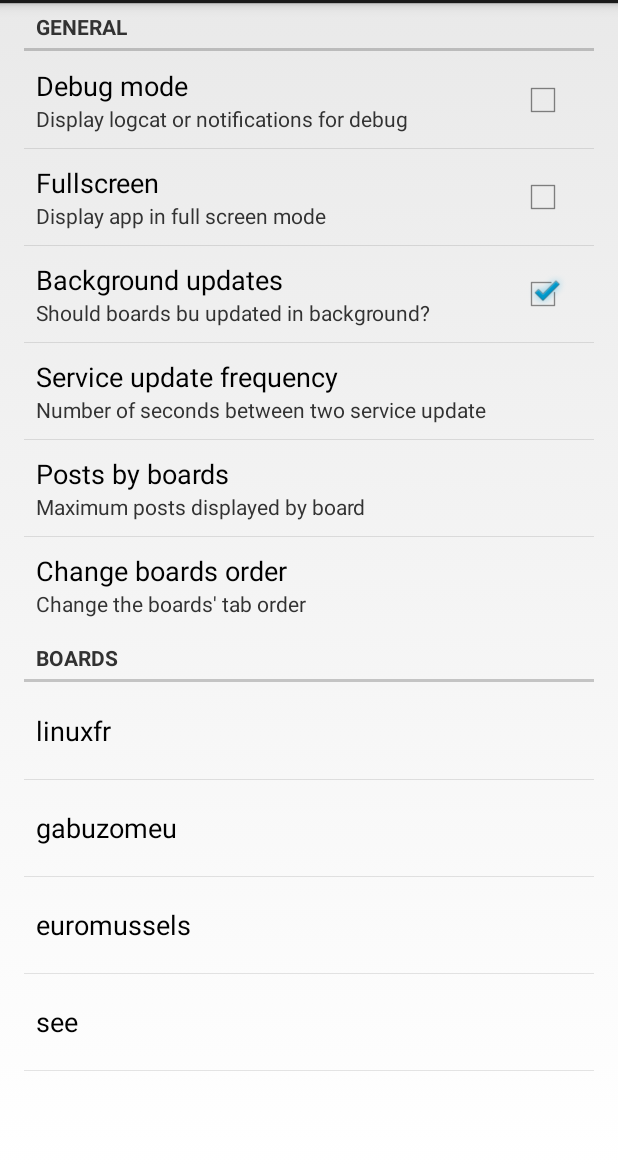
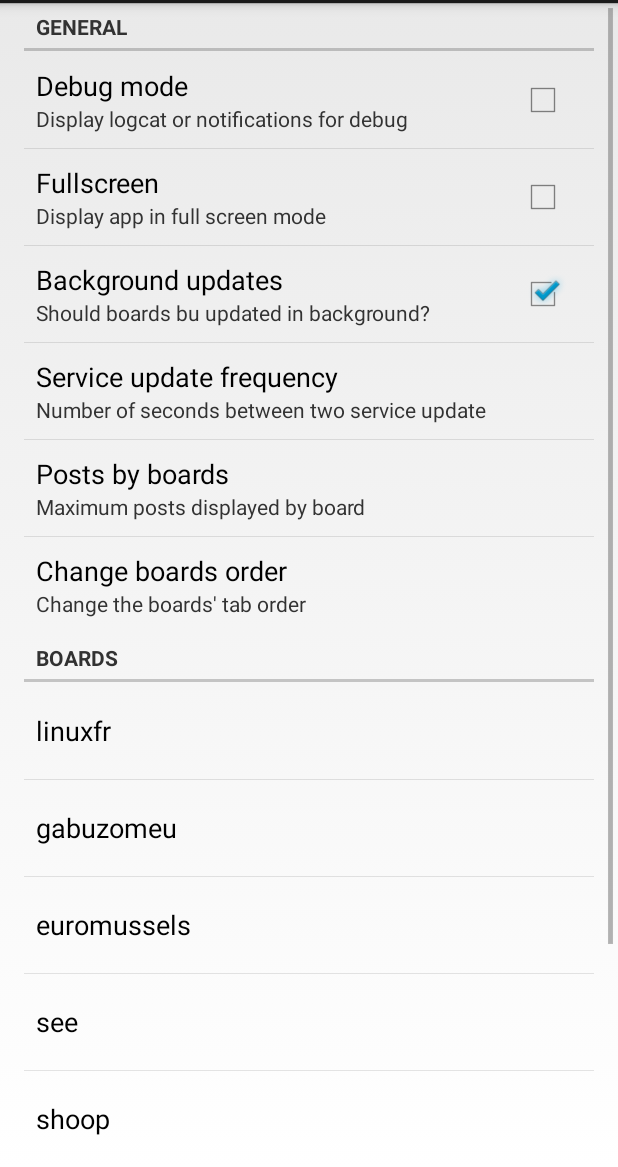
Before and after one commit to yneveu/Canadeche, an Android app: the fragment SettingsFragment shown on its own in the app's theme, on a phone screen of 412 x 824 dp, the part 69-1236 px from its top. Run offline under Robolectric (Android 15) with nearby library versions, the phone set to English and light mode, and no system bars.

Commit message:
Add some boards

```diff
--- a/Canadeche/src/main/java/fr/gabuzomeu/canadeche/BoardFragment.java
+++ b/Canadeche/src/main/java/fr/gabuzomeu/canadeche/BoardFragment.java
@@ -258,8 +258,10 @@ public class BoardFragment extends Fragment {
     }
 
     protected void onPostExecute(Bitmap result) {
-        bmImage.setImageBitmap(result);
-        }
+
+        bmImage.setImageBitmap( result);
+
+    }
     };
 
 }
--- a/Canadeche/src/main/java/fr/gabuzomeu/canadeche/SettingsFragment.java
+++ b/Canadeche/src/main/java/fr/gabuzomeu/canadeche/SettingsFragment.java
@@ -40,6 +40,10 @@ public class SettingsFragment extends PreferenceFragment {
         addPreferencesFromResource( R.xml.boardconfig_gabuzomeu);
         addPreferencesFromResource( R.xml.boardconfig_euromussels);
         addPreferencesFromResource( R.xml.boardconfig_see);
+        addPreferencesFromResource( R.xml.boardconfig_shoop);
+        addPreferencesFromResource( R.xml.boardconfig_batavie);
+        addPreferencesFromResource( R.xml.boardconfig_moules);
+        addPreferencesFromResource( R.xml.boardconfig_bouchot);
 
         Preference button = (Preference)findPreference("login_linuxfr_button");
         button.setOnPreferenceClickListener(new Preference.OnPreferenceClickListener() {
--- /dev/null
+++ b/Canadeche/src/main/res/xml/boardconfig_batavie.xml
@@ -0,0 +1,91 @@
+<?xml version="1.0" encoding="utf-8"?>
+
+<PreferenceScreen xmlns:android="http://schemas.android.com/apk/res/android">
+
+    <PreferenceScreen xmlns:android="http://schemas.android.com/apk/res/android"
+                      android:title="batavie">
+<PreferenceCategory
+            android:title="@string/pref_category_board_general">
+
+    <CheckBoxPreference
+            android:key="boardconfig_batavie_checkbox_boardenabled"
+            android:title="@string/pref_board_enabled_title"
+            android:summary="@string/pref_boardsenabled_summary" />
+
+    <CheckBoxPreference
+            android:key="boardconfig_batavie_checkbox_quietboard"
+            android:title="@string/pref_board_quiet_title"
+            android:summary="@string/pref_quietboard_summary"
+            android:defaultValue="false" />
+
+    <EditTextPreference
+            android:key="boardconfig_batavie_edittext_boardname"
+            android:title="@string/pref_board_name_title"
+            android:summary="@string/pref_board_name_summary"
+            android:dialogTitle="@string/pref_board_name_dialogtitle" />
+
+    <EditTextPreference
+            android:key="boardconfig_batavie_edittext_boardalias"
+            android:title="@string/pref_board_alias_title"
+            android:summary="@string/pref_board_alias_summary"
+            android:dialogTitle="@string/pref_board_alias_dialogtitle" />
+
+</PreferenceCategory>
+
+<PreferenceCategory
+            android:title="@string/pref_category_board_authentication">
+
+    <EditTextPreference
+            android:key="boardconfig_batavie_edittext_boardlogin"
+            android:title="@string/pref_board_login_title"
+            android:summary="@string/pref_board_login_summary"
+            android:dialogTitle="@string/pref_board_login_dialogtitle" />
+
+    <EditTextPreference
+            android:key="boardconfig_batavie_edittext_boardua"
+            android:title="@string/pref_board_ua_title"
+            android:summary="@string/pref_board_ua_summary"
+            android:dialogTitle="@string/pref_board_ua_dialogtitle" />
+
+    <EditTextPreference
+            android:key="boardconfig_batavie_edittext_boardcookie"
+            android:title="@string/pref_board_cookie_title"
+            android:summary="@string/pref_board_cookie_summary"
+            android:dialogTitle="@string/pref_board_cookie_dialogtitle" />
+</PreferenceCategory>
+
+<PreferenceCategory
+            android:title="@string/pref_category_board_backend">
+
+    <EditTextPreference
+            android:key="boardconfig_batavie_edittext_host"
+            android:title="@string/pref_board_host_title"
+            android:summary="@string/pref_board_host_summary"
+            android:defaultValue="tout.essaye.sauf.ca" />
+
+    <EditTextPreference
+            android:key="boardconfig_batavie_edittext_boardslipurl"
+            android:title="@string/pref_board_slipsurl_title"
+            android:summary="@string/pref_board_slipsurl_summary"
+            android:dialogTitle="@string/pref_board_slipsurl_dialogtitle"
+            android:defaultValue="http://batavie.leguyader.eu/remote.xml"
+            />
+
+    <EditTextPreference
+            android:key="boardconfig_batavie_edittext_boardposturl"
+            android:title="@string/pref_board_posturl_title"
+            android:summary="@string/pref_board_postsurl_summary"
+            android:dialogTitle="@string/pref_board_postsurl_dialogtitle"
+            android:defaultValue="http://batavie.leguyader.eu/index.php/add" />
+
+
+    <CheckBoxPreference
+            android:key="boardconfig_batavie_checkbox_boardtagsencoded"
+            android:title="@string/pref_board_tagsencoded_title"
+            android:summary="@string/pref_board_tagsencoded_summary"
+            android:defaultValue="false" />
+    />
+</PreferenceCategory>
+
+    </PreferenceScreen>
+</PreferenceScreen>
--- /dev/null
+++ b/Canadeche/src/main/res/xml/boardconfig_bouchot.xml
@@ -0,0 +1,91 @@
+<?xml version="1.0" encoding="utf-8"?>
+
+<PreferenceScreen xmlns:android="http://schemas.android.com/apk/res/android">
+
+    <PreferenceScreen xmlns:android="http://schemas.android.com/apk/res/android"
+                      android:title="bouchot">
+<PreferenceCategory
+            android:title="@string/pref_category_board_general">
+
+    <CheckBoxPreference
+            android:key="boardconfig_bouchot_checkbox_boardenabled"
+            android:title="@string/pref_board_enabled_title"
+            android:summary="@string/pref_boardsenabled_summary" />
+
+    <CheckBoxPreference
+            android:key="boardconfig_bouchot_checkbox_quietboard"
+            android:title="@string/pref_board_quiet_title"
+            android:summary="@string/pref_quietboard_summary"
+            android:defaultValue="false" />
+
+    <EditTextPreference
+            android:key="boardconfig_bouchot_edittext_boardname"
+            android:title="@string/pref_board_name_title"
+            android:summary="@string/pref_board_name_summary"
+            android:dialogTitle="@string/pref_board_name_dialogtitle" />
+
+    <EditTextPreference
+            android:key="boardconfig_bouchot_edittext_boardalias"
+            android:title="@string/pref_board_alias_title"
+            android:summary="@string/pref_board_alias_summary"
+            android:dialogTitle="@string/pref_board_alias_dialogtitle" />
+
+</PreferenceCategory>
+
+<PreferenceCategory
+            android:title="@string/pref_category_board_authentication">
+
+    <EditTextPreference
+            android:key="boardconfig_bouchot_edittext_boardlogin"
+            android:title="@string/pref_board_login_title"
+            android:summary="@string/pref_board_login_summary"
+            android:dialogTitle="@string/pref_board_login_dialogtitle" />
+
+    <EditTextPreference
+            android:key="boardconfig_bouchot_edittext_boardua"
+            android:title="@string/pref_board_ua_title"
+            android:summary="@string/pref_board_ua_summary"
+            android:dialogTitle="@string/pref_board_ua_dialogtitle" />
+
+    <EditTextPreference
+            android:key="boardconfig_bouchot_edittext_boardcookie"
+            android:title="@string/pref_board_cookie_title"
+            android:summary="@string/pref_board_cookie_summary"
+            android:dialogTitle="@string/pref_board_cookie_dialogtitle" />
+</PreferenceCategory>
+
+<PreferenceCategory
+            android:title="@string/pref_category_board_backend">
+
+    <EditTextPreference
+            android:key="boardconfig_bouchot_edittext_host"
+            android:title="@string/pref_board_host_title"
+            android:summary="@string/pref_board_host_summary"
+            android:defaultValue="tout.essaye.sauf.ca" />
+
+    <EditTextPreference
+            android:key="boardconfig_bouchot_edittext_boardslipurl"
+            android:title="@string/pref_board_slipsurl_title"
+            android:summary="@string/pref_board_slipsurl_summary"
+            android:dialogTitle="@string/pref_board_slipsurl_dialogtitle"
+            android:defaultValue="	http://bouchot.org/tribune/remote"
+            />
+
+    <EditTextPreference
+            android:key="boardconfig_bouchot_edittext_boardposturl"
+            android:title="@string/pref_board_posturl_title"
+            android:summary="@string/pref_board_postsurl_summary"
+            android:dialogTitle="@string/pref_board_postsurl_dialogtitle"
+            android:defaultValue="http://bouchot.org/tribune/post_coincoin" />
+
+
+    <CheckBoxPreference
+            android:key="boardconfig_bouchot_checkbox_boardtagsencoded"
+            android:title="@string/pref_board_tagsencoded_title"
+            android:summary="@string/pref_board_tagsencoded_summary"
+            android:defaultValue="true" />
+    />
+</PreferenceCategory>
+
+    </PreferenceScreen>
+</PreferenceScreen>
--- /dev/null
+++ b/Canadeche/src/main/res/xml/boardconfig_moules.xml
@@ -0,0 +1,91 @@
+<?xml version="1.0" encoding="utf-8"?>
+
+<PreferenceScreen xmlns:android="http://schemas.android.com/apk/res/android">
+
+    <PreferenceScreen xmlns:android="http://schemas.android.com/apk/res/android"
+                      android:title="moules">
+<PreferenceCategory
+            android:title="@string/pref_category_board_general">
+
+    <CheckBoxPreference
+            android:key="boardconfig_moules_checkbox_boardenabled"
+            android:title="@string/pref_board_enabled_title"
+            android:summary="@string/pref_boardsenabled_summary" />
+
+    <CheckBoxPreference
+            android:key="boardconfig_moules_checkbox_quietboard"
+            android:title="@string/pref_board_quiet_title"
+            android:summary="@string/pref_quietboard_summary"
+            android:defaultValue="false" />
+
+    <EditTextPreference
+            android:key="boardconfig_moules_edittext_boardname"
+            android:title="@string/pref_board_name_title"
+            android:summary="@string/pref_board_name_summary"
+            android:dialogTitle="@string/pref_board_name_dialogtitle" />
+
+    <EditTextPreference
+            android:key="boardconfig_moules_edittext_boardalias"
+            android:title="@string/pref_board_alias_title"
+            android:summary="@string/pref_board_alias_summary"
+            android:dialogTitle="@string/pref_board_alias_dialogtitle" />
+
+</PreferenceCategory>
+
+<PreferenceCategory
+            android:title="@string/pref_category_board_authentication">
+
+    <EditTextPreference
+            android:key="boardconfig_moules_edittext_boardlogin"
+            android:title="@string/pref_board_login_title"
+            android:summary="@string/pref_board_login_summary"
+            android:dialogTitle="@string/pref_board_login_dialogtitle" />
+
+    <EditTextPreference
+            android:key="boardconfig_moules_edittext_boardua"
+            android:title="@string/pref_board_ua_title"
+            android:summary="@string/pref_board_ua_summary"
+            android:dialogTitle="@string/pref_board_ua_dialogtitle" />
+
+    <EditTextPreference
+            android:key="boardconfig_moules_edittext_boardcookie"
+            android:title="@string/pref_board_cookie_title"
+            android:summary="@string/pref_board_cookie_summary"
+            android:dialogTitle="@string/pref_board_cookie_dialogtitle" />
+</PreferenceCategory>
+
+<PreferenceCategory
+            android:title="@string/pref_category_board_backend">
+
+    <EditTextPreference
+            android:key="boardconfig_moules_edittext_host"
+            android:title="@string/pref_board_host_title"
+            android:summary="@string/pref_board_host_summary"
+            android:defaultValue="tout.essaye.sauf.ca" />
+
+    <EditTextPreference
+            android:key="boardconfig_moules_edittext_boardslipurl"
+            android:title="@string/pref_board_slipsurl_title"
+            android:summary="@string/pref_board_slipsurl_summary"
+            android:dialogTitle="@string/pref_board_slipsurl_dialogtitle"
+            android:defaultValue="http://dax.sveetch.net/tribune/remote.xml"
+            />
+
+    <EditTextPreference
+            android:key="boardconfig_moules_edittext_boardposturl"
+            android:title="@string/pref_board_posturl_title"
+            android:summary="@string/pref_board_postsurl_summary"
+            android:dialogTitle="@string/pref_board_postsurl_dialogtitle"
+            android:defaultValue="http://moules.org/board/add" />
+
+
+    <CheckBoxPreference
+            android:key="boardconfig_moules_checkbox_boardtagsencoded"
+            android:title="@string/pref_board_tagsencoded_title"
+            android:summary="@string/pref_board_tagsencoded_summary"
+            android:defaultValue="true" />
+    />
+</PreferenceCategory>
+
+    </PreferenceScreen>
+</PreferenceScreen>
--- /dev/null
+++ b/Canadeche/src/main/res/xml/boardconfig_shoop.xml
@@ -0,0 +1,91 @@
+<?xml version="1.0" encoding="utf-8"?>
+
+<PreferenceScreen xmlns:android="http://schemas.android.com/apk/res/android">
+
+    <PreferenceScreen xmlns:android="http://schemas.android.com/apk/res/android"
+                      android:title="shoop">
+<PreferenceCategory
+            android:title="@string/pref_category_board_general">
+
+    <CheckBoxPreference
+            android:key="boardconfig_shoop_checkbox_boardenabled"
+            android:title="@string/pref_board_enabled_title"
+            android:summary="@string/pref_boardsenabled_summary" />
+
+    <CheckBoxPreference
+            android:key="boardconfig_shoop_checkbox_quietboard"
+            android:title="@string/pref_board_quiet_title"
+            android:summary="@string/pref_quietboard_summary"
+            android:defaultValue="false" />
+
+    <EditTextPreference
+            android:key="boardconfig_shoop_edittext_boardname"
+            android:title="@string/pref_board_name_title"
+            android:summary="@string/pref_board_name_summary"
+            android:dialogTitle="@string/pref_board_name_dialogtitle" />
+
+    <EditTextPreference
+            android:key="boardconfig_shoop_edittext_boardalias"
+            android:title="@string/pref_board_alias_title"
+            android:summary="@string/pref_board_alias_summary"
+            android:dialogTitle="@string/pref_board_alias_dialogtitle" />
+
+</PreferenceCategory>
+
+<PreferenceCategory
+            android:title="@string/pref_category_board_authentication">
+
+    <EditTextPreference
+            android:key="boardconfig_shoop_edittext_boardlogin"
+            android:title="@string/pref_board_login_title"
+            android:summary="@string/pref_board_login_summary"
+            android:dialogTitle="@string/pref_board_login_dialogtitle" />
+
+    <EditTextPreference
+            android:key="boardconfig_shoop_edittext_boardua"
+            android:title="@string/pref_board_ua_title"
+            android:summary="@string/pref_board_ua_summary"
+            android:dialogTitle="@string/pref_board_ua_dialogtitle" />
+
+    <EditTextPreference
+            android:key="boardconfig_shoop_edittext_boardcookie"
+            android:title="@string/pref_board_cookie_title"
+            android:summary="@string/pref_board_cookie_summary"
+            android:dialogTitle="@string/pref_board_cookie_dialogtitle" />
+</PreferenceCategory>
+
+<PreferenceCategory
+            android:title="@string/pref_category_board_backend">
+
+    <EditTextPreference
+            android:key="boardconfig_shoop_edittext_host"
+            android:title="@string/pref_board_host_title"
+            android:summary="@string/pref_board_host_summary"
+            android:defaultValue="tout.essaye.sauf.ca" />
+
+    <EditTextPreference
+            android:key="boardconfig_shoop_edittext_boardslipurl"
+            android:title="@string/pref_board_slipsurl_title"
+            android:summary="@string/pref_board_slipsurl_summary"
+            android:dialogTitle="@string/pref_board_slipsurl_dialogtitle"
+            android:defaultValue="http://dax.sveetch.net/tribune/remote.xml"
+            />
+
+    <EditTextPreference
+            android:key="boardconfig_shoop_edittext_boardposturl"
+            android:title="@string/pref_board_posturl_title"
+            android:summary="@string/pref_board_postsurl_summary"
+            android:dialogTitle="@string/pref_board_postsurl_dialogtitle"
+            android:defaultValue="http://dax.sveetch.net/tribune/post.xml" />
+
+
+    <CheckBoxPreference
+            android:key="boardconfig_shoop_checkbox_boardtagsencoded"
+            android:title="@string/pref_board_tagsencoded_title"
+            android:summary="@string/pref_board_tagsencoded_summary"
+            android:defaultValue="true" />
+    />
+</PreferenceCategory>
+
+    </PreferenceScreen>
+</PreferenceScreen>
```
